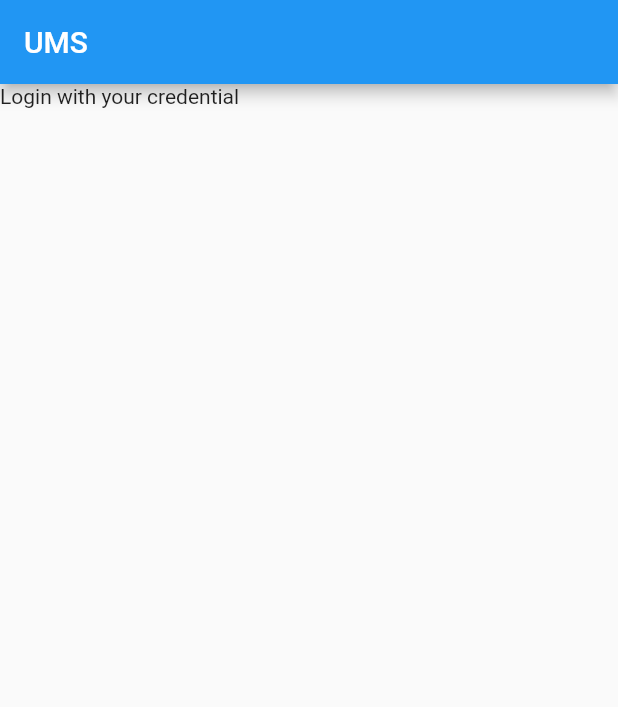
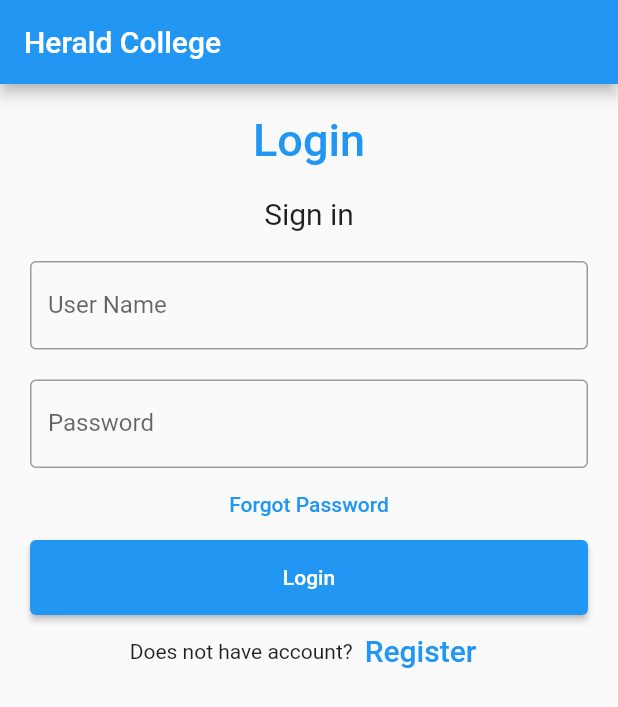
Before and after one commit to giri-saurabh/fyp, a Flutter app: the screen it shows after launch, on a phone screen of 412 x 824 dp. Shown: the top 707 px of the screen. Run offline on Flutter 3.47's test engine with Material 2 defaults, Android fonts, the phone set to English and light mode, and no system bars; our stand-ins replace bottom_navy_bar, fluttertoast, shared_preferences.

Commit message:
new files added

```diff
--- /dev/null
+++ b/first_app/lib/HomePage.dart
@@ -0,0 +1,21 @@
+// TODO Implement this library.
+import 'package:flutter/material.dart';
+
+void main() => runApp(MyApp());
+
+class MyApp extends StatelessWidget {
+  @override
+  Widget build(BuildContext context) {
+    return MaterialApp(
+        home: Scaffold(
+      appBar: AppBar(
+        title: Text('UMS'),
+      ),
+      body: Column(
+        children: [
+          Text('Login with your credential'),
+        ],
+      ),
+    ));
+  }
+}
--- a/first_app/lib/main.dart
+++ b/first_app/lib/main.dart
@@ -1,21 +1,134 @@
+// import 'package:flutter/material.dart';
+
+// void main() => runApp(MyApp());
+
+// class MyApp extends StatelessWidget{
+//   @override
+//   Widget build(BuildContext context){
+//     return MaterialApp(
+//       home: Scaffold(
+//         appBar: AppBar(
+//           title: Text('UMS'),
+//         ),
+//         body: Column(
+//           children: [
+//             Text('Login with your credential'),
+//           ],
+//         ),
+//       )
+//     );
+//   }
+// }
 import 'package:flutter/material.dart';
 
-void main() => runApp(MyApp());
+void main() => runApp(const MyApp());
 
-class MyApp extends StatelessWidget{
+class MyApp extends StatelessWidget {
+  const MyApp({Key? key}) : super(key: key);
+
+  static const String _title = 'Herald College';
+
   @override
-  Widget build(BuildContext context){
+  Widget build(BuildContext context) {
     return MaterialApp(
+      title: _title,
       home: Scaffold(
-        appBar: AppBar(
-          title: Text('UMS'),
-        ),
-        body: Column(
-          children: [
-            Text('Login with your credential'),
-          ],
-        ),
-      )
+        appBar: AppBar(title: const Text(_title)),
+        body: const MyStatefulWidget(),
+      ),
     );
   }
 }
+
+class MyStatefulWidget extends StatefulWidget {
+  const MyStatefulWidget({Key? key}) : super(key: key);
+
+  @override
+  State<MyStatefulWidget> createState() => _MyStatefulWidgetState();
+}
+
+class _MyStatefulWidgetState extends State<MyStatefulWidget> {
+  TextEditingController nameController = TextEditingController();
+  TextEditingController passwordController = TextEditingController();
+
+  @override
+  Widget build(BuildContext context) {
+    return Padding(
+        padding: const EdgeInsets.all(10),
+        child: ListView(
+          children: <Widget>[
+            Container(
+                alignment: Alignment.center,
+                padding: const EdgeInsets.all(10),
+                child: const Text(
+                  'Login',
+                  style: TextStyle(
+                      color: Colors.blue,
+                      fontWeight: FontWeight.w500,
+                      fontSize: 30),
+                )),
+            Container(
+                alignment: Alignment.center,
+                padding: const EdgeInsets.all(10),
+                child: const Text(
+                  'Sign in',
+                  style: TextStyle(fontSize: 20),
+                )),
+            Container(
+              padding: const EdgeInsets.all(10),
+              child: TextField(
+                controller: nameController,
+                decoration: const InputDecoration(
+                  border: OutlineInputBorder(),
+                  labelText: 'User Name',
+                ),
+              ),
+            ),
+            Container(
+              padding: const EdgeInsets.fromLTRB(10, 10, 10, 0),
+              child: TextField(
+                obscureText: true,
+                controller: passwordController,
+                decoration: const InputDecoration(
+                  border: OutlineInputBorder(),
+                  labelText: 'Password',
+                ),
+              ),
+            ),
+            TextButton(
+              onPressed: () {
+                //forgot password screen
+              },
+              child: const Text(
+                'Forgot Password',
+              ),
+            ),
+            Container(
+                height: 50,
+                padding: const EdgeInsets.fromLTRB(10, 0, 10, 0),
+                child: ElevatedButton(
+                  child: const Text('Login'),
+                  onPressed: () {
+                    print(nameController.text);
+                    print(passwordController.text);
+                  },
+                )),
+            Row(
+              children: <Widget>[
+                const Text('Does not have account?'),
+                TextButton(
+                  child: const Text(
+                    'Register',
+                    style: TextStyle(fontSize: 20),
+                  ),
+                  onPressed: () {
+                    //signup screen
+                  },
+                )
+              ],
+              mainAxisAlignment: MainAxisAlignment.center,
+            ),
+          ],
+        ));
+  }
+}
--- /dev/null
+++ b/first_app/lib/sharedloginregister.dart
@@ -0,0 +1,65 @@
+import 'dart:convert';
+
+import 'package:bottom_navy_bar/bottom_navy_bar.dart';
+import 'package:flutter/material.dart';
+import 'package:fluttertoast/fluttertoast.dart';
+import 'package:http/http.dart' as http;
+import 'package:shared_preferences/shared_preferences.dart';
+
+class Login extends StatefulWidget {
+  @override
+  _LoginState createState() => _LoginState();
+}
+
+enum LoginStatus { notSignIn, signIn }
+
+class _LoginState extends State {
+  LoginStatus _loginStatus = LoginStatus.notSignIn;
+  String email, password;
+  final _key = new GlobalKey();
+
+  bool _secureText = true;
+
+  showHide() {
+    setState(() {
+      _secureText = !_secureText;
+    });
+  }
+
+  check() {
+    final form = _key.currentState;
+    if (form.validate()) {
+      form.save();
+      login();
+    }
+  }
+
+  login() async {
+    final response = await http
+        .post("http://yourwebsite.com/flutter_app/api_verification.php", body: {
+      "flag": 1.toString(),
+      "email": email,
+      "password": password,
+      "fcm_token": "test_fcm_token"
+    });
+
+    final data = jsonDecode(response.body);
+    int value = data['value'];
+    String message = data['message'];
+    String emailAPI = data['email'];
+    String nameAPI = data['name'];
+    String id = data['id'];
+
+    if (value == 1) {
+      setState(() {
+        _loginStatus = LoginStatus.signIn;
+        savePref(value, emailAPI, nameAPI, id);
+      });
+      print(message);
+      loginToast(message);
+    } else {
+      print("fail");
+      print(message);
+      loginToast(message);
+    }
+  }
--- a/first_app/pubspec.yaml
+++ b/first_app/pubspec.yaml
@@ -34,6 +34,9 @@ dependencies:
   # The following adds the Cupertino Icons font to your application.
   # Use with the CupertinoIcons class for iOS style icons.
   cupertino_icons: ^1.0.2
+  fluttertoast: ^8.0.8
+  shared_preferences: ^2.0.13
+  http: ^0.13.4
 
 dev_dependencies:
   flutter_test:
```
Also changed, not shown: first_app/pubspec.lock.
